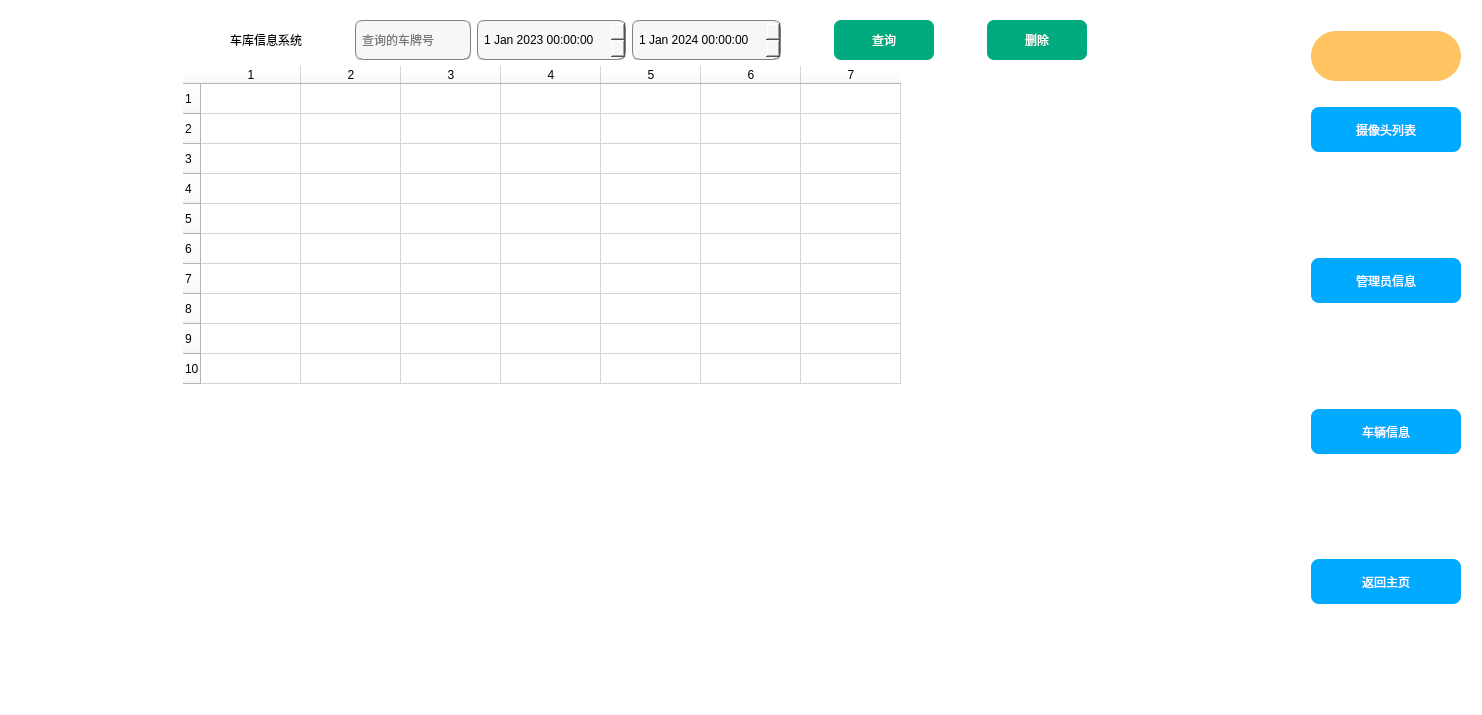
First picture: the form in car.ui, repository wangerge403/parkingManageSystem, before the edit.
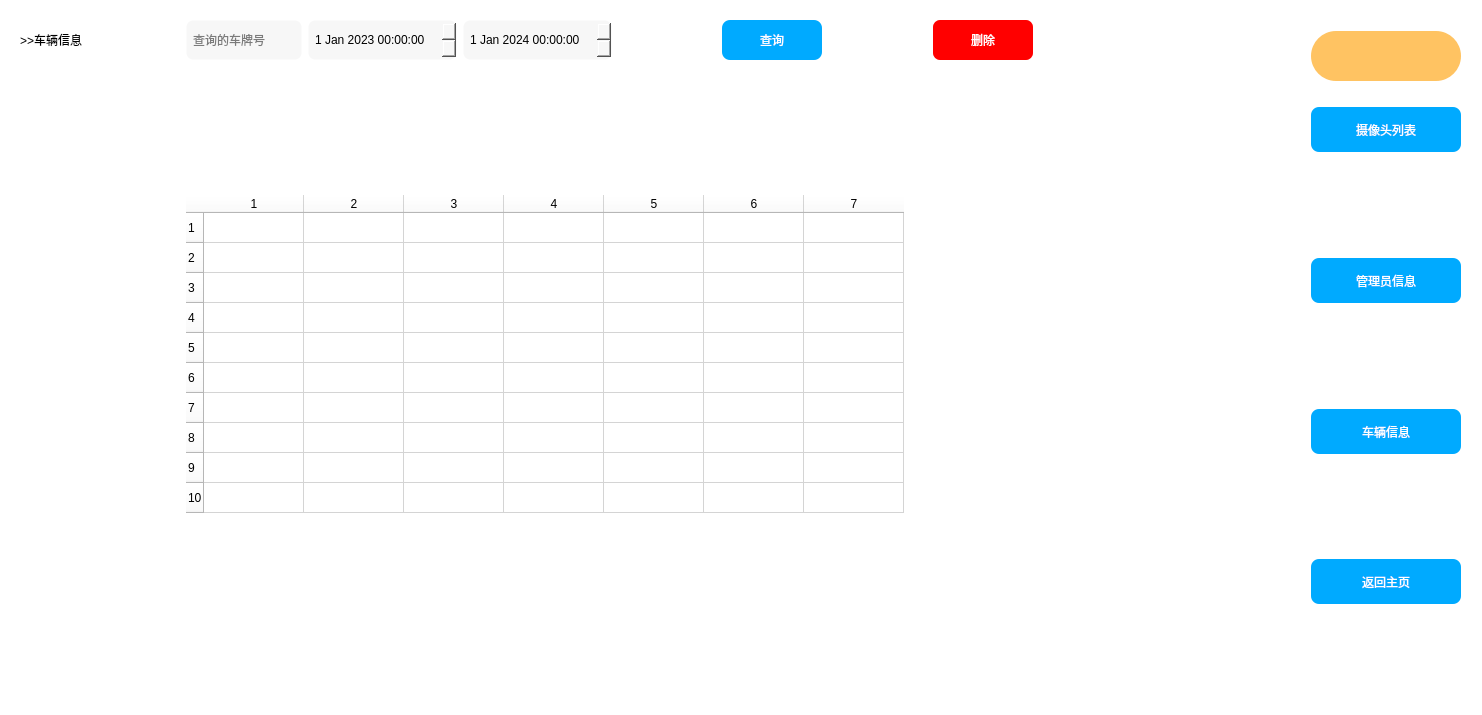
Second picture: the form after the edit. The open tabs and pages were chosen to show the change. Icons and pictures are not drawn.

```diff
--- a/car.ui
+++ b/car.ui
@@ -501,42 +501,6 @@
        </item>
        <item row="0" column="1">
         <layout class="QHBoxLayout" name="horizontalLayout_6">
-         <item>
-          <spacer name="horizontalSpacer_4">
-           <property name="orientation">
-            <enum>Qt::Horizontal</enum>
-           </property>
-           <property name="sizeHint" stdset="0">
-            <size>
-             <width>40</width>
-             <height>20</height>
-            </size>
-           </property>
-          </spacer>
-         </item>
-         <item>
-          <widget class="QLabel" name="labelCar">
-           <property name="styleSheet">
-            <string notr="true">font: 17pt &quot;华文隶书&quot;;</string>
-           </property>
-           <property name="text">
-            <string>车库信息系统</string>
-           </property>
-          </widget>
-         </item>
-         <item>
-          <spacer name="horizontalSpacer_5">
-           <property name="orientation">
-            <enum>Qt::Horizontal</enum>
-           </property>
-           <property name="sizeHint" stdset="0">
-            <size>
-             <width>40</width>
-             <height>20</height>
-            </size>
-           </property>
-          </spacer>
-         </item>
          <item>
           <widget class="QLineEdit" name="find_lineEdit">
            <property name="sizePolicy">
@@ -553,7 +517,7 @@
            </property>
            <property name="styleSheet">
             <string notr="true">background-color: rgb(247, 247, 247);
-border:1px groove gray;
+border:1px groove transparent;
 border-radius:7px;
 padding:2px 4px;
 font: 10pt &quot;华文隶书&quot;;</string>
@@ -576,7 +540,7 @@
            </property>
            <property name="styleSheet">
             <string notr="true">background-color: rgb(247, 247, 247);
-border:1px groove gray;
+border:1px groove transparent;
 border-radius:7px;
 padding:2px 4px;
 font: 10pt &quot;华文隶书&quot;;</string>
@@ -610,7 +574,7 @@
            </property>
            <property name="styleSheet">
             <string notr="true">background-color: rgb(247, 247, 247);
-border:1px groove gray;
+border:1px groove transparent;
 border-radius:7px;
 padding:2px 4px;
 font: 10pt &quot;华文隶书&quot;;</string>
@@ -649,11 +613,11 @@
             </size>
            </property>
            <property name="styleSheet">
-            <string notr="true">background-color: rgb(0, 170, 127);
+            <string notr="true">background-color: rgb(0, 170, 255);
 color: rgb(255, 255, 255);
 font: 25 9pt &quot;Bahnschrift Light&quot;;
 font: 10pt &quot;华文隶书&quot;;
-border-radius:7px;</string>
+border-radius:8px;</string>
            </property>
            <property name="text">
             <string>查询</string>
@@ -688,7 +652,7 @@
             <number>-3</number>
            </property>
            <property name="styleSheet">
-            <string notr="true">background-color: rgb(0, 170, 127);
+            <string notr="true">background-color:rgb(255, 0, 0);
 color: rgb(255, 255, 255);
 font: 25 9pt &quot;Bahnschrift Light&quot;;
 font: 10pt &quot;华文隶书&quot;;
@@ -714,7 +678,33 @@
          </item>
         </layout>
        </item>
-       <item row="1" column="1">
+       <item row="7" column="1">
+        <spacer name="verticalSpacer_12">
+         <property name="orientation">
+          <enum>Qt::Vertical</enum>
+         </property>
+         <property name="sizeHint" stdset="0">
+          <size>
+           <width>20</width>
+           <height>40</height>
+          </size>
+         </property>
+        </spacer>
+       </item>
+       <item row="1" column="2">
+        <spacer name="horizontalSpacer_9">
+         <property name="orientation">
+          <enum>Qt::Horizontal</enum>
+         </property>
+         <property name="sizeHint" stdset="0">
+          <size>
+           <width>40</width>
+           <height>20</height>
+          </size>
+         </property>
+        </spacer>
+       </item>
+       <item row="8" column="1">
         <widget class="QTableWidget" name="tableCar">
          <property name="sizePolicy">
           <sizepolicy hsizetype="Preferred" vsizetype="Preferred">
@@ -760,18 +750,15 @@
          <column/>
         </widget>
        </item>
-       <item row="2" column="1">
-        <spacer name="verticalSpacer_12">
-         <property name="orientation">
-          <enum>Qt::Vertical</enum>
+       <item row="0" column="0">
+        <widget class="QLabel" name="labelCar">
+         <property name="styleSheet">
+          <string notr="true">font: 17pt &quot;华文隶书&quot;;</string>
          </property>
-         <property name="sizeHint" stdset="0">
-          <size>
-           <width>20</width>
-           <height>40</height>
-          </size>
+         <property name="text">
+          <string>&gt;&gt;车辆信息</string>
          </property>
-        </spacer>
+        </widget>
        </item>
       </layout>
      </widget>
```
Left out of the diff: 219 changed lines with no effect on the pictures.
